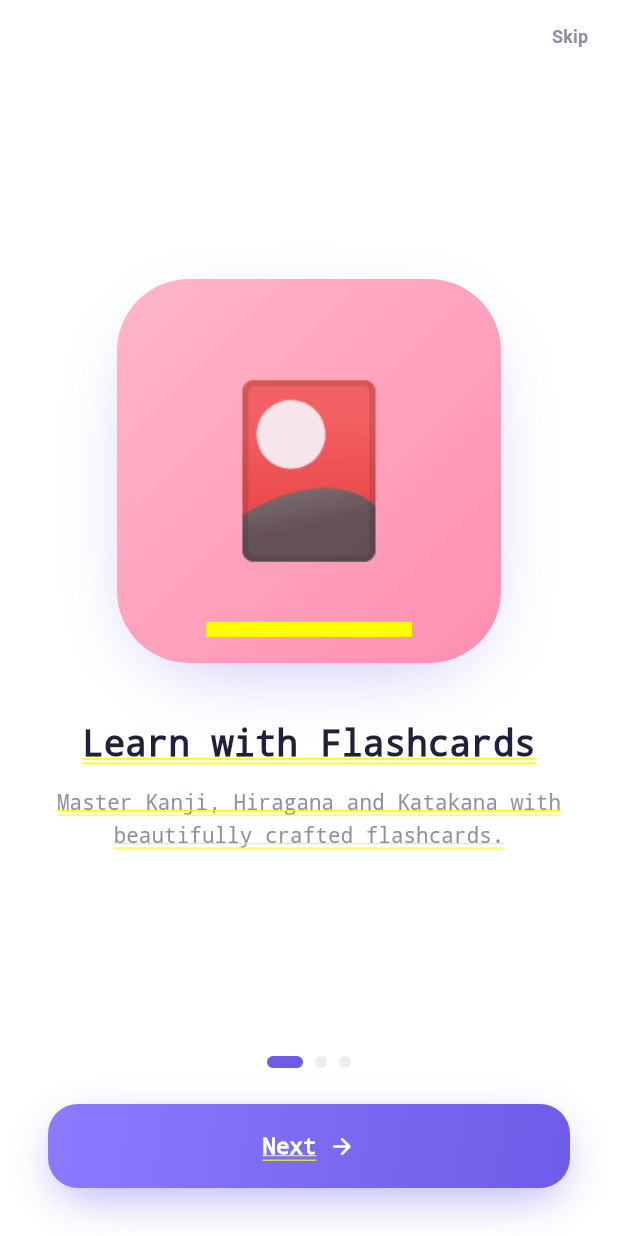
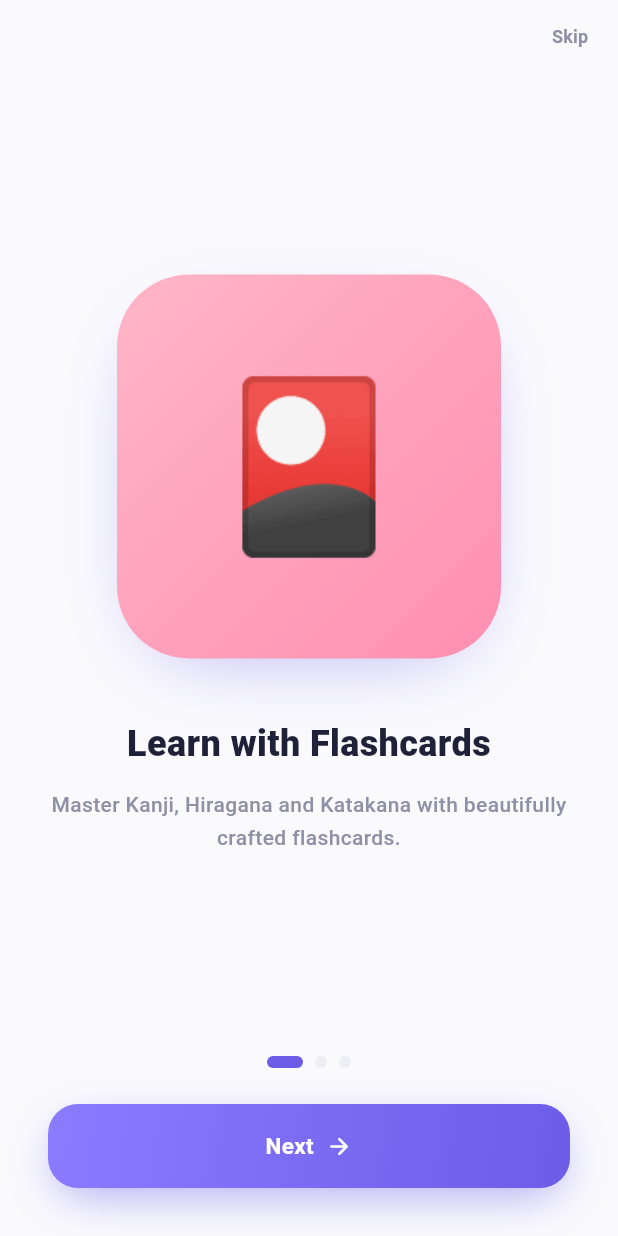
Before and after one commit to nganne2203/PRM393_MaiHonGo_MB, a Flutter app: the screen it shows after launch, on a phone screen of 412 x 824 dp. Run offline on Flutter 3.47's test engine with Material 3 defaults, Android fonts, the phone set to English and light mode, and no system bars; our stand-ins replace confetti, connectivity_plus, dio, flutter_dotenv, flutter_riverpod, flutter_secure_storage and 5 more; missing offline and left inert: record; accounts and stored records are empty; generated files the repository leaves out were written again.

Commit message:
feat: Enhance UI and functionality across multiple screens

```diff
--- a/lib/main.dart
+++ b/lib/main.dart
@@ -1,6 +1,7 @@
 import 'package:flutter/material.dart';
 import 'package:flutter_riverpod/flutter_riverpod.dart';
 import 'package:flutter_dotenv/flutter_dotenv.dart';
+import 'package:flutter/services.dart';
 
 import 'features/auth/state/auth_state.dart';
 import 'theme/app_theme.dart';
@@ -23,6 +24,14 @@ import 'features/offline/screens/offline_downloads_screen.dart';
 
 Future<void> main() async {
   WidgetsFlutterBinding.ensureInitialized();
+  SystemChrome.setSystemUIOverlayStyle(
+    const SystemUiOverlayStyle(
+      statusBarBrightness: Brightness.light,
+      statusBarIconBrightness: Brightness.dark,
+      systemNavigationBarColor: Colors.white,
+      systemNavigationBarIconBrightness: Brightness.dark,
+    ),
+  );
   debugPrint('[STARTUP] Step 1: Flutter binding initialized');
 
   FlutterError.onError = (details) {
@@ -53,6 +62,8 @@ class SakuraApp extends ConsumerWidget {
       title: 'Sakura',
       debugShowCheckedModeBanner: false,
       theme: AppTheme.light(),
+      darkTheme: AppTheme.light(),
+      themeMode: ThemeMode.light,
       home: SplashScreen(
         onDone: () => _openInitialRoute(ref),
       ),
--- a/lib/screens/categories_screen.dart
+++ b/lib/screens/categories_screen.dart
@@ -162,7 +162,7 @@ class _CategoryCard extends StatelessWidget {
             Positioned.fill(
               child: Container(
                 decoration: BoxDecoration(
-                  color: Colors.black.withValues(alpha: 0.15),
+                  color: AppColors.ink.withValues(alpha: 0.15),
                   borderRadius: BorderRadius.circular(AppRadius.lg),
                 ),
                 alignment: Alignment.topRight,
--- a/lib/screens/onboarding_screen.dart
+++ b/lib/screens/onboarding_screen.dart
@@ -41,7 +41,9 @@ class _OnboardingScreenState extends State<OnboardingScreen> {
 
   @override
   Widget build(BuildContext context) {
-    return SafeArea(
+    return Scaffold(
+      backgroundColor: AppColors.bg,
+      body: SafeArea(
         child: Column(
           children: [
             Align(
@@ -79,7 +81,8 @@ class _OnboardingScreenState extends State<OnboardingScreen> {
                         ),
                         const SizedBox(height: 40),
                         Text(s.title,
-                          style: AppTextStyles.h1, textAlign: TextAlign.center),
+                            style: AppTextStyles.h1,
+                            textAlign: TextAlign.center),
                         const SizedBox(height: 12),
                         Text(s.desc,
                             style: AppTextStyles.body
@@ -125,6 +128,7 @@ class _OnboardingScreenState extends State<OnboardingScreen> {
             ),
           ],
         ),
+      ),
     );
   }
 }
--- a/lib/theme/app_theme.dart
+++ b/lib/theme/app_theme.dart
@@ -38,12 +38,22 @@ class AppTheme {
   static ThemeData light() {
     return ThemeData(
       useMaterial3: true,
+      brightness: Brightness.light,
       colorScheme: ColorScheme.fromSeed(
         seedColor: AppColors.primary,
+        brightness: Brightness.light,
         primary: AppColors.primary,
         surface: AppColors.surface,
       ),
       scaffoldBackgroundColor: AppColors.bg,
+      canvasColor: AppColors.bg,
+      cardColor: Colors.white,
+      appBarTheme: const AppBarTheme(
+        backgroundColor: AppColors.bg,
+        foregroundColor: AppColors.ink,
+        surfaceTintColor: Colors.transparent,
+        elevation: 0,
+      ),
       inputDecorationTheme: InputDecorationTheme(
         filled: true,
         fillColor: AppColors.inputBg,
```
Also changed, not shown: lib/screens/flashcard_screen.dart (+6 -2 lines), lib/screens/quiz_screen.dart (+10 -4 lines), lib/screens/result_screen.dart (+5 -2 lines), lib/screens/splash_screen.dart (+5 -2 lines). Lines whose indentation alone changed are shown as unchanged.
